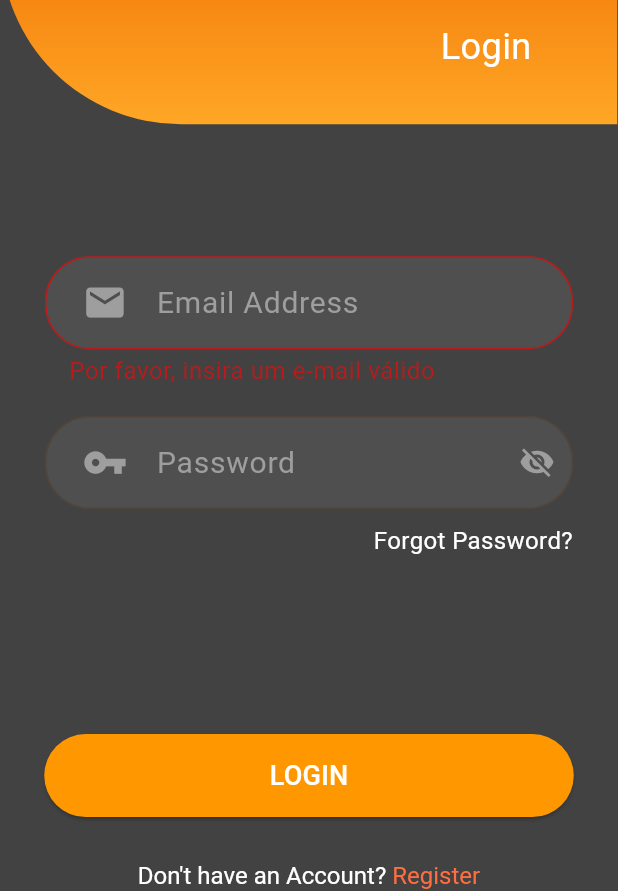
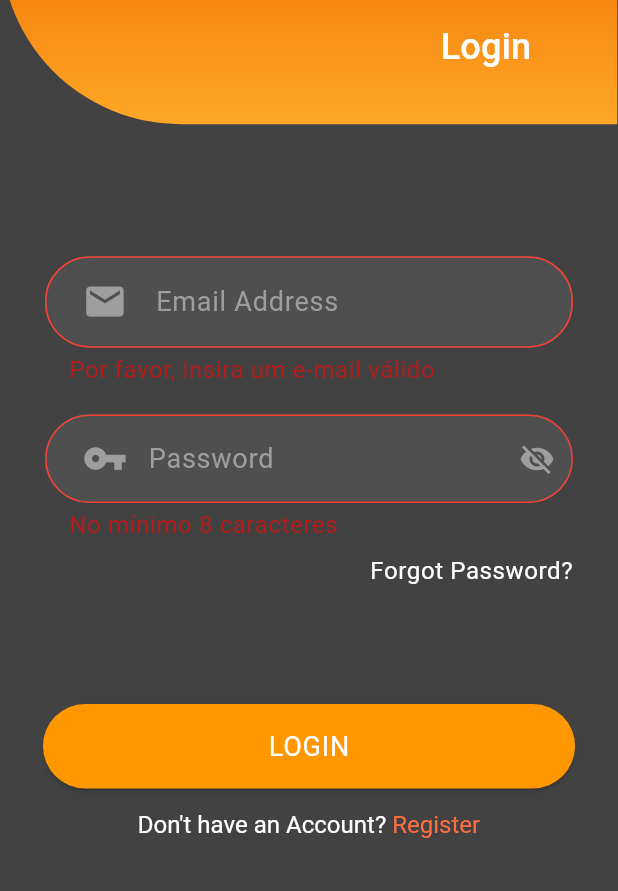
Before and after one commit to gabrielarappel/login_screen_flutter, a Flutter app: the screen it shows after launch, after a tap on "LOGIN", on a phone screen of 412 x 824 dp, the part 345-1236 px from its top. Run offline on Flutter 3.47's test engine with Material 3 defaults, Android fonts, the light colour scheme and no system bars.

Commit message:
updates and improvements

```diff
--- a/lib/constants/color_theme.dart
+++ b/lib/constants/color_theme.dart
@@ -3,7 +3,7 @@ import 'package:flutter/material.dart';
 class ColorTheme {
   static Color background = Colors.grey.shade800;
 
-   static LinearGradient linearGradient = LinearGradient(
+  static LinearGradient linearGradient = LinearGradient(
     begin: Alignment.topCenter,
     end: Alignment.bottomCenter,
     colors: [
@@ -12,10 +12,13 @@ class ColorTheme {
       Colors.orange[400] ?? Colors.orange
     ],
   );
+  static Color orange = Colors.orange;
+  static Color deepOrangeAccent = Colors.deepOrangeAccent;
 
   static Color white = Colors.white;
 
-  static Color grey = Color.fromARGB(255, 79, 79, 79);
+  static Color greyField = const Color.fromARGB(255, 79, 79, 79);
+  static Color grey = Colors.grey;
 
-
+  static Color red = Colors.red;
 }
--- /dev/null
+++ b/lib/constants/typography_config.dart
@@ -0,0 +1,33 @@
+import 'package:flutter/material.dart';
+import 'package:login_screen_teste/constants/color_theme.dart';
+import 'package:login_screen_teste/constants/responsive_utils.dart';
+
+class TypographyConfig {
+  final ResponsiveUtils responsiveUtils = ResponsiveUtils();
+
+  TextTheme getTextTheme (BuildContext context) {
+    return TextTheme(
+      titleSmall: TextStyle(
+        fontSize: 24 * responsiveUtils.getTextScale(context),
+        color: ColorTheme.white
+      ),
+      bodyMedium: TextStyle(
+        color: ColorTheme.grey,
+        fontSize: 20 * responsiveUtils.getTextScale(context),
+        fontWeight: FontWeight.w400
+      ),
+      bodySmall: TextStyle(
+        color: ColorTheme.white,
+        fontSize: 16 * responsiveUtils.getTextScale(context)
+      ),
+      bodyLarge: TextStyle(
+        color: ColorTheme.white,
+        fontSize: 18 * responsiveUtils.getTextScale(context)
+        ),
+        displaySmall: TextStyle(
+          color: ColorTheme.white,
+          fontSize: 16 * responsiveUtils.getTextScale(context)
+        ),
+    );
+  }
+}
--- a/lib/main.dart
+++ b/lib/main.dart
@@ -1,5 +1,6 @@
 import 'package:flutter/material.dart';
 import 'package:login_screen_teste/screens/login_screen.dart';
+import 'package:login_screen_teste/constants/typography_config.dart';
 
 void main() {
   runApp(const MyApp());
@@ -18,7 +19,7 @@ class MyApp extends StatelessWidget {
       debugShowCheckedModeBanner: false,
       title: 'Flutter Demo',
       theme: ThemeData(
-
+       textTheme: TypographyConfig().getTextTheme(context),
         colorScheme: ColorScheme.fromSeed(seedColor: Colors.orange),
       ),
       home: const LoginPage(),
--- a/lib/mixins/validations_mixin.dart
+++ b/lib/mixins/validations_mixin.dart
@@ -23,4 +23,11 @@ mixin ValidationsMixin {
     }
     return null;
   }
+
+  String? moreThanSeven(String? value, [String? menssage]) {
+    if ((value?.length ?? 0) < 8) {
+      return menssage ?? 'No mínimo 8 caracteres';
+    }
+    return null;
+  }
 }
--- a/lib/screens/login_screen.dart
+++ b/lib/screens/login_screen.dart
@@ -11,52 +11,10 @@ class LoginPage extends StatefulWidget {
   State<LoginPage> createState() => _LoginPageState();
 }
 
-class _LoginPageState extends State<LoginPage> with ValidationsMixin{
+class _LoginPageState extends State<LoginPage> with ValidationsMixin {
   bool _isPasswordVisible = false;
   final _formKey = GlobalKey<FormState>();
-  final _emailController = TextEditingController();
-  final _passwordController = TextEditingController();
   final ResponsiveUtils responsiveUtils = ResponsiveUtils();
-  bool _showErrors = false;
-
-  @override
-  void dispose() {
-    _emailController.dispose();
-    _passwordController.dispose();
-    super.dispose();
-  }
-
-  void _submitForm() {
-    if (_formKey.currentState!.validate()) {
-      final email = _emailController.text;
-      final password = _passwordController.text;
-
-      if (email.isNotEmpty && password.isNotEmpty) {
-        showDialog(
-        context: context,
-        builder: (context) {
-          return AlertDialog(
-            title: const Text("Login successfully"),
-            actions: [
-              TextButton(
-                onPressed: () {
-                  Navigator.pop(context);
-                },
-                child: const Text("OK"),
-              ),
-            ],
-          );
-        });
-      } else {
-        ScaffoldMessenger.of(context).showSnackBar(
-          const SnackBar(
-            content: Text("Please, fill out all required fields"),
-            backgroundColor: Colors.red,
-          ),
-        );
-      }
-    }
-  }
 
   @override
   Widget build(BuildContext context) {
@@ -70,27 +28,27 @@ class _LoginPageState extends State<LoginPage> with ValidationsMixin{
               Container(
                 decoration: BoxDecoration(
                     gradient: ColorTheme.linearGradient,
-                    borderRadius:
-                        const BorderRadius.only(bottomLeft: Radius.circular(120))),
+                    borderRadius: const BorderRadius.only(
+                        bottomLeft: Radius.circular(120))),
                 width: responsiveUtils.getWidthSpacing(context, 410),
                 height: responsiveUtils.getHeightSpacing(context, 320),
-                child:
-                Stack(
+                child: Stack(
                   children: [
                     Center(
-                      child: Image.asset("lib/assets/logo_dois.png",
+                        child: Image.asset(
+                      "lib/assets/logo_dois.png",
                       width: responsiveUtils.getWidthSpacing(context, 150),
                       height: responsiveUtils.getHeightSpacing(context, 150),
-                      )
-                      ),
+                    )),
                     Padding(
                       padding: EdgeInsets.only(
                           top: responsiveUtils.getHeightSpacing(context, 250),
                           left: responsiveUtils.getHeightSpacing(context, 300),
-                        bottom: responsiveUtils.getHeightSpacing(context, 20)
-                        ),
+                          bottom:
+                              responsiveUtils.getHeightSpacing(context, 20)),
                       child: Text(
-                        "Login", style: TextStyle(fontSize: 24 * responsiveUtils.getTextScale(context), color: ColorTheme.white),
+                        "Login",
+                        style: Theme.of(context).textTheme.titleSmall,
                       ),
                     )
                   ],
@@ -104,75 +62,99 @@ class _LoginPageState extends State<LoginPage> with ValidationsMixin{
                   child: Column(
                     children: [
                       TextFormField(
-                        validator: validateEmail,
-                        controller: _emailController,
                         textAlign: TextAlign.justify,
                         decoration: InputDecoration(
                           filled: true,
-                          fillColor: ColorTheme.grey,
+                          fillColor: ColorTheme.greyField,
                           prefixIcon: Padding(
                             padding: const EdgeInsets.only(left: 25, right: 10),
                             child: Icon(
                               Icons.email,
-                                color: Colors.grey,
+                              color: ColorTheme.grey,
                               size: 30 * responsiveUtils.getImageScale(context),
                             ),
                           ),
                           errorStyle: TextStyle(
-                                fontSize: 16 * responsiveUtils.getTextScale(context),
+                            fontSize:
+                                16 * responsiveUtils.getTextScale(context),
                           ),
-                              hintText: " Email Address",
-                              hintStyle: const TextStyle(
-                                color: Colors.grey,
-                                fontWeight: FontWeight.w400
-                                ),
+                          labelText: " Email Address",
+                          labelStyle: const TextStyle(
+                              color: Colors.grey, fontWeight: FontWeight.w400),
+                          enabledBorder: UnderlineInputBorder(
+                              borderSide: const BorderSide(color: Colors.grey),
+                              borderRadius: BorderRadius.circular(30)),
                           border: OutlineInputBorder(
                             borderRadius: BorderRadius.circular(30),
+                            borderSide: BorderSide.none,
+                          ),
+                          focusedBorder: OutlineInputBorder(
+                            borderRadius: BorderRadius.circular(30),
+                            borderSide: const BorderSide(color: Colors.grey),
+                          ),
+                          errorBorder: OutlineInputBorder(
+                            borderRadius: BorderRadius.circular(30),
+                            borderSide: const BorderSide(color: Colors.red),
+                          ),
+                          focusedErrorBorder: OutlineInputBorder(
+                            borderRadius: BorderRadius.circular(30),
+                            borderSide: const BorderSide(color: Colors.red),
                           ),
                         ),
-                              style: TextStyle(
-                                color: Colors.grey,
-                                fontSize: 20 * responsiveUtils.getTextScale(context),
-                                fontWeight: FontWeight.w400
-                              ),
+                        style: Theme.of(context).textTheme.bodyMedium,
                         keyboardType: TextInputType.emailAddress,
                         textInputAction: TextInputAction.next,
-                              onEditingComplete: () => FocusScope.of(context).nextFocus(),
+                        onEditingComplete: () =>
+                            FocusScope.of(context).nextFocus(),
+                        validator: validateEmail,
                       ),
-                          ],
-                        ),
-                      ),
-                    ),
-                    SizedBox(height: responsiveUtils.getHeightSpacing(context, 20)),
-                    Padding(
-                      padding: const EdgeInsets.symmetric(horizontal: 30),
-                      child: TextFormField(
-                        validator: isEmpty,
-                        controller: _passwordController,
+                      SizedBox(
+                          height:
+                              responsiveUtils.getHeightSpacing(context, 20)),
+                      TextFormField(
                         decoration: InputDecoration(
                           filled: true,
-                          fillColor: ColorTheme.grey,
+                          fillColor: ColorTheme.greyField,
                           prefixIcon: Padding(
                             padding: const EdgeInsets.only(left: 25, right: 10),
                             child: Icon(
                               Icons.vpn_key,
-                              color: Colors.grey,
+                              color: ColorTheme.grey,
                               size: 30 * responsiveUtils.getImageScale(context),
                             ),
                           ),
-                            errorStyle: TextStyle(
-                              fontSize: 16 * responsiveUtils.getTextScale(context)
-                            ),
-                            hintText: " Password",
-                            hintStyle: const TextStyle(
-                              color: Colors.grey,
-                              fontWeight: FontWeight.w400
-                              ),
+                          labelText: "Password",
+                          labelStyle: const TextStyle(
+                              color: Colors.grey, fontWeight: FontWeight.w400),
+                          enabledBorder: UnderlineInputBorder(
+                              borderSide: const BorderSide(color: Colors.grey),
+                              borderRadius: BorderRadius.circular(30)),
                           border: OutlineInputBorder(
                             borderRadius: BorderRadius.circular(30),
+                            borderSide: BorderSide.none,
+                          ),
+                          focusedBorder: OutlineInputBorder(
+                            borderRadius: BorderRadius.circular(30),
+                            borderSide: const BorderSide(color: Colors.grey),
+                          ),
+                          errorBorder: OutlineInputBorder(
+                            borderRadius: BorderRadius.circular(30),
+                            borderSide: const BorderSide(color: Colors.red),
+                          ),
+                          focusedErrorBorder: OutlineInputBorder(
+                            borderRadius: BorderRadius.circular(30),
+                            borderSide: const BorderSide(color: Colors.red),
                           ),
                           suffixIcon: IconButton(
-                              icon: _isPasswordVisible ? const Icon(Icons.visibility, color: Colors.grey,) : const Icon(Icons.visibility_off, color: Colors.grey,),
+                            icon: _isPasswordVisible
+                                ? const Icon(
+                                    Icons.visibility,
+                                    color: Colors.grey,
+                                  )
+                                : const Icon(
+                                    Icons.visibility_off,
+                                    color: Colors.grey,
+                                  ),
                             onPressed: () {
                               setState(() {
                                 _isPasswordVisible = !_isPasswordVisible;
@@ -180,13 +162,19 @@ class _LoginPageState extends State<LoginPage> with ValidationsMixin{
                             },
                           ),
                         ),
+                        validator: moreThanSeven,
                         obscureText: !_isPasswordVisible,
-                        style: TextStyle(color: Colors.grey, fontSize: 20 * responsiveUtils.getTextScale(context), fontWeight: FontWeight.w500),
+                      ),
+                    ],
                   ),
                 ),
-              SizedBox(height: responsiveUtils.getHeightSpacing(context, 10),),
+              ),
+              SizedBox(
+                height: responsiveUtils.getHeightSpacing(context, 10),
+              ),
               Padding(
-                padding: EdgeInsets.only(right: responsiveUtils.getWidthSpacing(context, 30)),
+                padding: EdgeInsets.only(
+                    right: responsiveUtils.getWidthSpacing(context, 30)),
                 child: Align(
                   alignment: Alignment.centerRight,
                   child: InkWell(
@@ -195,27 +183,21 @@ class _LoginPageState extends State<LoginPage> with ValidationsMixin{
                     },
                     child: Text(
                       "Forgot Password?",
-                      style: TextStyle(color: Colors.white, fontSize: 16 * responsiveUtils.getTextScale(context)),
+                      style: Theme.of(context).textTheme.bodySmall,
                     ),
                   ),
                 ),
               ),
-              SizedBox(height: responsiveUtils.getHeightSpacing(context, 120),),
+              SizedBox(
+                height: responsiveUtils.getHeightSpacing(context, 80),
+              ),
               ElevatedButton(
                 onPressed: () {
-                  setState(() {
-                    _showErrors = true;
-                  });
+                  setState(() {});
                   if (_formKey.currentState!.validate()) {
-                    final email = _emailController.text;
-                    final password = _passwordController.text;
-                    final bool isEmailValid = validateEmail(email) == null;
-
-                    if (email.isNotEmpty && password.isNotEmpty && isEmailValid) {
                     showDialog(
                       context: context,
-                        builder: (context) {
-                          return AlertDialog(
+                      builder: (context) => AlertDialog(
                         title: const Text("Login Successful"),
                         actions: [
                           TextButton(
@@ -225,50 +207,43 @@ class _LoginPageState extends State<LoginPage> with ValidationsMixin{
                             child: const Text("OK"),
                           ),
                         ],
-                          );
-                        },
-                      );
-                    } else {
-                      ScaffoldMessenger.of(context).showSnackBar(
-                        const SnackBar(
-                          content: Text("Please, fill out all required fields"),
-                          backgroundColor: Colors.red,
                       ),
                     );
                   }
-                  }
                 },
                 style: ElevatedButton.styleFrom(
-                  backgroundColor: Colors.orange,
+                  backgroundColor: ColorTheme.orange,
                   padding: EdgeInsets.symmetric(
                       horizontal: responsiveUtils.getWidthSpacing(context, 150),
-                    vertical: responsiveUtils.getHeightSpacing(context, 15)
-                    ),
+                      vertical: responsiveUtils.getHeightSpacing(context, 15)),
                   shape: RoundedRectangleBorder(
                     borderRadius: BorderRadius.circular(30),
                   ),
                 ),
                 child: Text(
                   "LOGIN",
-                  style: TextStyle(color: Colors.white, fontSize: 18 * responsiveUtils.getTextScale(context)),
+                  style: Theme.of(context).textTheme.bodyLarge,
                 ),
               ),
-              SizedBox(height: responsiveUtils.getHeightSpacing(context, 30),),
+              SizedBox(
+                height: responsiveUtils.getHeightSpacing(context, 15),
+              ),
               RichText(
                   text: TextSpan(
                       text: "Don't have an Account?",
-                  style: TextStyle(color: Colors.white, fontSize: 16 * responsiveUtils.getTextScale(context)),
+                      style: Theme.of(context).textTheme.displaySmall,
                       children: <TextSpan>[
                     TextSpan(
                         text: " Register",
-                      style: TextStyle(color: Colors.deepOrangeAccent, fontSize: 16 * responsiveUtils.getTextScale(context)),
-                      recognizer: TapGestureRecognizer()..onTap = () {
+                        style: Theme.of(context)
+                            .textTheme
+                            .displaySmall!
+                            .copyWith(color: ColorTheme.deepOrangeAccent),
+                        recognizer: TapGestureRecognizer()
+                          ..onTap = () {
                             debugPrint("Register clicked");
-                      }
-                    )
-                  ]
-                )
-              )
+                          })
+                  ]))
             ],
           ),
         ),
```
Also changed, not shown: pubspec.lock. Lines whose indentation alone changed are shown as unchanged.
